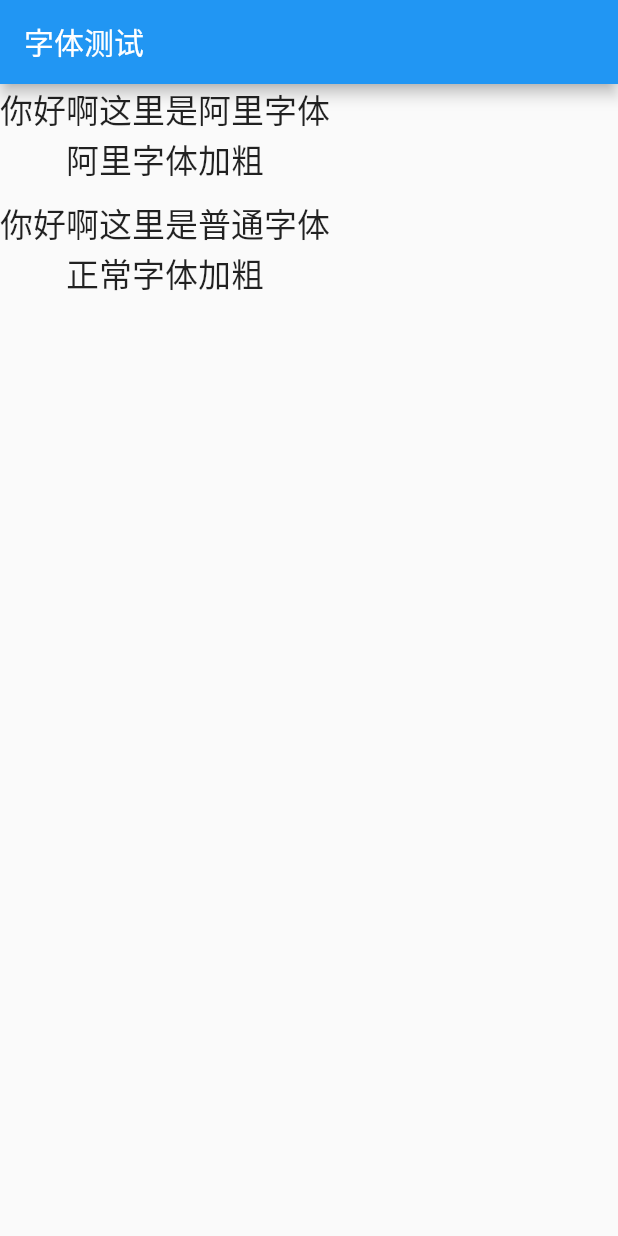
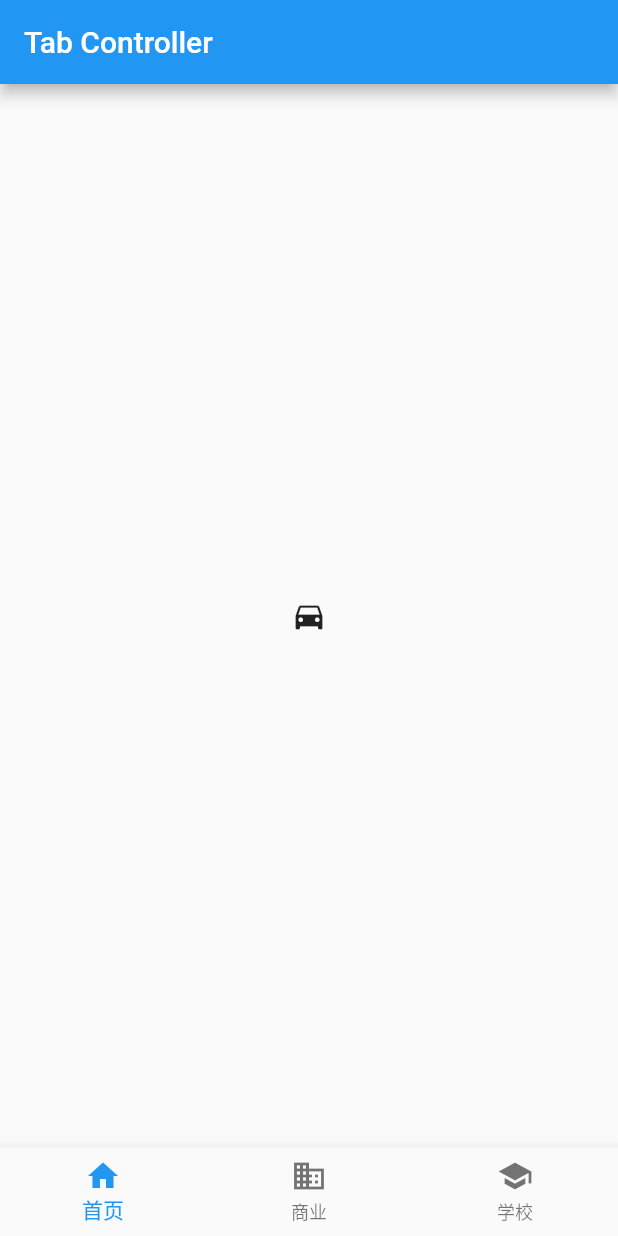
Before and after one commit to ye093/flutter_widget_demo, a Flutter app: the screen it shows after launch, on a phone screen of 412 x 824 dp. Run offline on Flutter 3.47's test engine with Material 2 defaults, Android fonts, the phone set to English and light mode, and no system bars; Roboto replaces fonts that are missing (PuHuiTi).

Commit message:
添加底部tab

```diff
--- a/lib/main.dart
+++ b/lib/main.dart
@@ -1,6 +1,6 @@
 import 'package:flutter/material.dart';
 
-import 'component/font_widget.dart';
+import 'pages/tab_controller_test1.dart';
 
 void main() => runApp(App());
 
--- /dev/null
+++ b/lib/pages/tab_controller_test1.dart
@@ -0,0 +1,78 @@
+import 'package:flutter/material.dart';
+
+/// tab controller
+class MyPage extends StatelessWidget {
+  @override
+  Widget build(BuildContext context) {
+    return MyContentPage();
+  }
+}
+
+class MyContentPage extends StatefulWidget {
+  @override
+  State<StatefulWidget> createState() {
+    return _MyState();
+  }
+
+}
+
+class _MyState extends State<MyContentPage> with SingleTickerProviderStateMixin {
+  final activePageIndex = ValueNotifier<int>(0);
+
+  TabController _tabController;
+
+  @override
+  void initState() {
+    super.initState();
+    _tabController = TabController(length: 3, vsync: this)
+      ..addListener(() {
+        if (_tabController.index != activePageIndex.value) {
+          activePageIndex.value = _tabController.index;
+        }
+      });
+  }
+
+  @override
+  void dispose() {
+    _tabController.dispose();
+    super.dispose();
+  }
+
+  @override
+  Widget build(BuildContext context) {
+    return DefaultTabController(
+        length: 3,
+        child: Scaffold(
+          bottomNavigationBar: ValueListenableBuilder(
+            valueListenable: activePageIndex,
+            builder: (BuildContext ctx, int index, _) {
+              return BottomNavigationBar(
+                currentIndex: index,
+                onTap: (int newIndex) {
+                  if (newIndex != activePageIndex.value) {
+                    activePageIndex.value = newIndex;
+                    _tabController.index = newIndex;
+                  }
+                },
+                items: <BottomNavigationBarItem>[
+                  BottomNavigationBarItem(
+                      icon: Icon(Icons.home), title: Text('首页')),
+                  BottomNavigationBarItem(
+                      icon: Icon(Icons.business), title: Text('商业')),
+                  BottomNavigationBarItem(
+                      icon: Icon(Icons.school), title: Text('学校')),
+                ],
+              );
+            },
+          ),
+          appBar: AppBar(
+            title: Text('Tab Controller'),
+          ),
+          body: TabBarView(controller: _tabController, children: [
+            Icon(Icons.directions_car),
+            Icon(Icons.directions_transit),
+            Icon(Icons.directions_bike),
+          ]),
+        ));
+  }
+}
```
